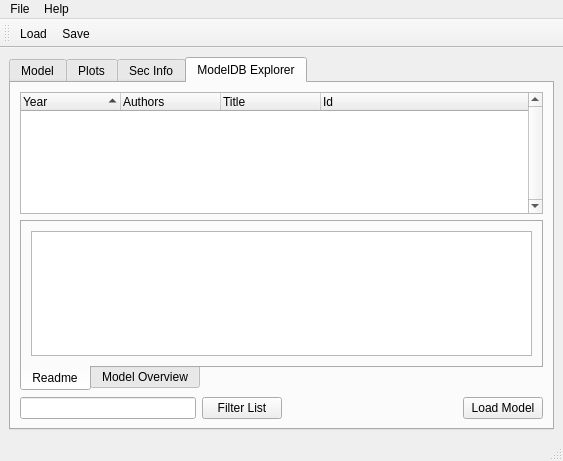
mattions/neuronvisio, file src/neuronvisio/ui/neuronvisio.ui: the form before one commit.
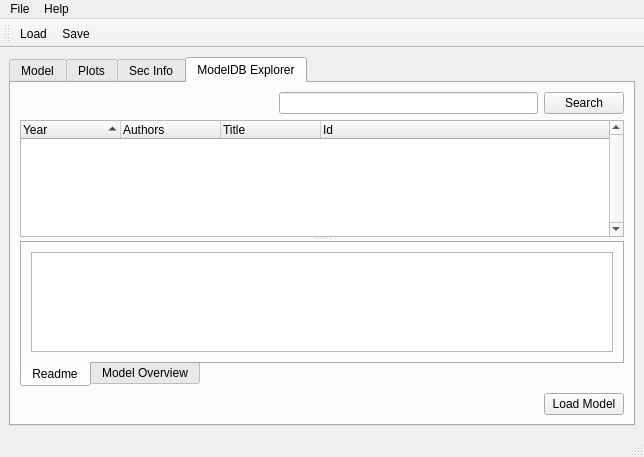
The form after the commit. The open tabs and pages were chosen to show the change. Icons and pictures are not drawn.

Commit message:
Moved the filter box on top of the list.
In addition, if return is pressed, the tree is updated.

Diff of the .ui file:
```diff
--- a/src/neuronvisio/ui/neuronvisio.ui
+++ b/src/neuronvisio/ui/neuronvisio.ui
@@ -6,8 +6,8 @@
    <rect>
     <x>0</x>
     <y>0</y>
-    <width>563</width>
-    <height>461</height>
+    <width>644</width>
+    <height>457</height>
    </rect>
   </property>
   <property name="windowTitle">
@@ -397,9 +397,37 @@
        <attribute name="title">
         <string>ModelDB Explorer</string>
        </attribute>
-       <layout class="QVBoxLayout" name="verticalLayout_6">
-        <item>
          <layout class="QVBoxLayout" name="verticalLayout_5">
+        <item>
+         <layout class="QHBoxLayout" name="horizontalLayout_5">
+          <item>
+           <spacer name="horizontalSpacer_3">
+            <property name="orientation">
+             <enum>Qt::Horizontal</enum>
+            </property>
+            <property name="sizeHint" stdset="0">
+             <size>
+              <width>40</width>
+              <height>20</height>
+             </size>
+            </property>
+           </spacer>
+          </item>
+          <item>
+           <widget class="QLineEdit" name="filter_input"/>
+          </item>
+          <item>
+           <widget class="QPushButton" name="filter_list_btn">
+            <property name="toolTip">
+             <string>Filter the models list using the given text.</string>
+            </property>
+            <property name="text">
+             <string>Search</string>
+            </property>
+           </widget>
+          </item>
+         </layout>
+        </item>
           <item>
            <widget class="QSplitter" name="splitter">
             <property name="orientation">
@@ -445,9 +473,6 @@
               </property>
              </column>
             </widget>
-           </widget>
-          </item>
-          <item>
            <widget class="QTabWidget" name="tabWidget_2">
             <property name="tabPosition">
              <enum>QTabWidget::South</enum>
@@ -484,22 +509,10 @@
              </layout>
             </widget>
            </widget>
-          </item>
-          <item>
-           <layout class="QHBoxLayout" name="horizontalLayout_5">
-            <item>
-             <widget class="QLineEdit" name="filter_input"/>
-            </item>
-            <item>
-             <widget class="QPushButton" name="filter_list_btn">
-              <property name="toolTip">
-               <string>Filter the models list using the given text.</string>
-              </property>
-              <property name="text">
-               <string>Filter List</string>
-              </property>
-             </widget>
-            </item>
+         </widget>
+        </item>
+        <item>
+         <layout class="QHBoxLayout" name="horizontalLayout_6">
             <item>
              <spacer name="horizontalSpacer_2">
               <property name="orientation">
@@ -526,8 +539,6 @@
            </layout>
           </item>
          </layout>
-        </item>
-       </layout>
       </widget>
      </widget>
     </item>
@@ -539,8 +550,8 @@
     <rect>
      <x>0</x>
      <y>0</y>
-     <width>563</width>
-     <height>20</height>
+     <width>644</width>
+     <height>25</height>
     </rect>
    </property>
    <widget class="QMenu" name="menuFile">
```
Lines whose indentation alone changed are shown as unchanged. The commit also changes 1 other file.
